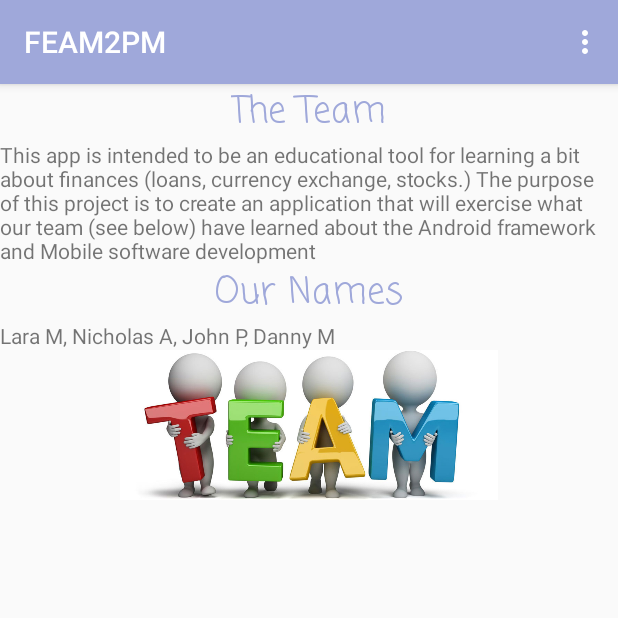
After one commit to Apanian25/am2pm, an Android app: the AboutActivity screen opened directly, with no data from a screen before it, on a phone screen of 412 x 824 dp, the top half of it. The commit adds this screen. Run offline under Robolectric (Android 15) with nearby library versions, the phone set to English and light mode, and no system bars.

Commit message:
add styling and dialog functionality to about page in menu options

```diff
--- a/Stockers/app/build.gradle
+++ b/Stockers/app/build.gradle
@@ -21,6 +21,7 @@ android {
 dependencies {
     implementation fileTree(dir: 'libs', include: ['*.jar'])
     implementation 'com.android.support.constraint:constraint-layout:1.1.3'
+    implementation 'com.android.support:appcompat-v7:28.0.0'
     testImplementation 'junit:junit:4.12'
     androidTestImplementation 'com.android.support.test:runner:1.0.2'
     androidTestImplementation 'com.android.support.test.espresso:espresso-core:3.0.2'
--- a/Stockers/app/src/main/AndroidManifest.xml
+++ b/Stockers/app/src/main/AndroidManifest.xml
@@ -16,6 +16,7 @@
                 <category android:name="android.intent.category.LAUNCHER" />
             </intent-filter>
         </activity>
+        <activity android:name=".AboutActivity"></activity>
     </application>
 
 </manifest>
--- /dev/null
+++ b/Stockers/app/src/main/java/com/dawson/jonat/stockers/AboutActivity.java
@@ -0,0 +1,33 @@
+package com.dawson.jonat.stockers;
+
+import android.app.Activity;
+import android.app.AlertDialog;
+import android.os.Bundle;
+import android.view.View;
+
+import com.dawson.jonat.stockers.Menu.Menus;
+
+public class AboutActivity extends Menus {
+
+    @Override
+    protected void onCreate(Bundle savedInstanceState) {
+        super.onCreate(savedInstanceState);
+        setContentView(R.layout.activity_about);
+    }
+
+    /**
+     * Must override the onPause method - don't let the user call about activity from the about acitivty
+     */
+    @Override
+    public void onPause(){
+        super.onPause();
+
+    }
+
+    public void showDialog(View view) {
+        AlertDialog.Builder builder = new AlertDialog.Builder(this);
+        builder.setMessage(R.string.dialog_string)
+                .setTitle(R.string.dialog_title);
+        builder.create().show();
+    }
+}
--- a/Stockers/app/src/main/java/com/dawson/jonat/stockers/MainActivity.java
+++ b/Stockers/app/src/main/java/com/dawson/jonat/stockers/MainActivity.java
@@ -3,7 +3,9 @@ package com.dawson.jonat.stockers;
 import android.app.Activity;
 import android.os.Bundle;
 
-public class MainActivity extends Activity {
+import com.dawson.jonat.stockers.Menu.Menus;
+
+public class MainActivity extends Menus {
 
     @Override
     protected void onCreate(Bundle savedInstanceState) {
--- /dev/null
+++ b/Stockers/app/src/main/java/com/dawson/jonat/stockers/Menu/Menus.java
@@ -0,0 +1,65 @@
+package com.dawson.jonat.stockers.Menu;
+
+import android.app.Activity;
+import android.content.Intent;
+import android.net.Uri;
+import android.os.Bundle;
+import android.support.v7.app.AppCompatActivity;
+import android.view.Menu;
+import android.view.MenuItem;
+
+import com.dawson.jonat.stockers.AboutActivity;
+import com.dawson.jonat.stockers.R;
+
+import java.net.URI;
+
+public class Menus extends AppCompatActivity {
+    @Override
+    protected void onCreate(Bundle savedInstanceState) {
+        super.onCreate(savedInstanceState);
+    }
+
+    /**
+     * Inflating the main_menu
+     *
+     * @param menu
+     * @return
+     */
+    @Override
+    public boolean onCreateOptionsMenu(android.view.Menu menu) {
+        getMenuInflater().inflate(R.menu.menu, menu);
+        return true;
+    }
+
+    /**
+     * Giving functionality to each option in the menu
+     */
+    @Override
+    public boolean onOptionsItemSelected(MenuItem item) {
+        switch (item.getItemId()) {
+            case R.id.about:
+                launchAboutActivity();
+                return true;
+            case R.id.dawson_website:
+                launchDawsonWebsiteActivity();
+            default:
+                return super.onOptionsItemSelected(item);
+        }
+    }
+
+    /**
+     * Helper method to launch an explicit intent - about activity
+     */
+    private void launchAboutActivity() {
+        Intent i = new Intent(this, AboutActivity.class);
+        this.startActivity(i);
+    }
+
+    /**
+     * Helper method to launch an implicit intent - dawson college official website
+     */
+    private void launchDawsonWebsiteActivity() {
+        Intent i = new Intent(Intent.ACTION_VIEW, Uri.parse(this.getString(R.string.urlToDawson)));
+        this.startActivity(i);
+    }
+}//end class
--- /dev/null
+++ b/Stockers/app/src/main/res/layout/activity_about.xml
@@ -0,0 +1,37 @@
+<?xml version="1.0" encoding="utf-8"?>
+<LinearLayout xmlns:android="http://schemas.android.com/apk/res/android"
+    xmlns:app="http://schemas.android.com/apk/res-auto"
+    xmlns:tools="http://schemas.android.com/tools"
+    android:layout_width="match_parent"
+    android:layout_height="match_parent"
+    tools:context=".AboutActivity"
+    android:textSize="14sp"
+    android:layout_gravity="center"
+    android:orientation="vertical">
+    <TextView
+        android:layout_width="wrap_content"
+        android:layout_height="wrap_content"
+        android:text="@string/team_title"
+        style="@style/text_style"
+        />
+    <TextView
+        android:layout_width="match_parent"
+        android:layout_height="wrap_content"
+        android:text="@string/desc"/>
+    <TextView
+        android:layout_width="wrap_content"
+        android:layout_height="wrap_content"
+        android:text="@string/names_title"
+        style="@style/text_style"/>
+    <TextView
+        android:layout_width="match_parent"
+        android:layout_height="wrap_content"
+        android:text="@string/team"/>
+    <ImageView
+        android:layout_width="wrap_content"
+        android:layout_height="100dp"
+        android:src="@drawable/us"
+        android:layout_gravity="center"
+        android:onClick="showDialog"/>
+
+</LinearLayout>
--- a/Stockers/app/src/main/res/layout/activity_main.xml
+++ b/Stockers/app/src/main/res/layout/activity_main.xml
@@ -1,5 +1,5 @@
 <?xml version="1.0" encoding="utf-8"?>
-<android.support.constraint.ConstraintLayout xmlns:android="http://schemas.android.com/apk/res/android"
+<LinearLayout xmlns:android="http://schemas.android.com/apk/res/android"
     xmlns:app="http://schemas.android.com/apk/res-auto"
     xmlns:tools="http://schemas.android.com/tools"
     android:layout_width="match_parent"
@@ -15,4 +15,4 @@
         app:layout_constraintRight_toRightOf="parent"
         app:layout_constraintTop_toTopOf="parent" />
 
-</android.support.constraint.ConstraintLayout>
+</LinearLayout>
--- /dev/null
+++ b/Stockers/app/src/main/res/menu/menu.xml
@@ -0,0 +1,6 @@
+<?xml version="1.0" encoding="utf-8"?>
+<menu xmlns:android="http://schemas.android.com/apk/res/android">
+    <item android:id="@+id/about" android:title="About"></item>
+    <item android:id="@+id/dawson_website" android:title="Go To Dawson"></item>
+    <item android:id="@+id/settings" android:title="Settings"></item>
+</menu>
--- a/Stockers/app/src/main/res/values/colors.xml
+++ b/Stockers/app/src/main/res/values/colors.xml
@@ -1,6 +1,7 @@
 <?xml version="1.0" encoding="utf-8"?>
 <resources>
-    <color name="colorPrimary">#008577</color>
-    <color name="colorPrimaryDark">#00574B</color>
-    <color name="colorAccent">#D81B60</color>
+    <color name="colorPrimary">#9FA8DA</color>
+    <color name="colorPrimaryDark">#5C6BC0</color>
+    <color name="colorAccent">#FF4081</color>
+
 </resources>
--- a/Stockers/app/src/main/res/values/strings.xml
+++ b/Stockers/app/src/main/res/values/strings.xml
@@ -1,3 +1,11 @@
 <resources>
-    <string name="app_name">Stockers</string>
+    <string name="app_name">FEAM2PM</string>
+    <string name="desc">This app is intended to be an educational tool for learning a bit about finances (loans, currency exchange, stocks.)  The purpose of this project is to create an application
+        that will exercise what our team (see below) have learned about the Android framework and Mobile software development</string>
+    <string name="team">Lara M, Nicholas A, John P, Danny M</string>
+    <string name="urlToDawson">https://www.dawsoncollege.qc.ca</string>
+    <string name="team_title">The Team</string>
+    <string name="names_title">Our Names</string>
+    <string name="dialog_message">We are 3d year compsci students</string>
+    <string name="dialog_title">More about us</string>
 </resources>
--- a/Stockers/app/src/main/res/values/styles.xml
+++ b/Stockers/app/src/main/res/values/styles.xml
@@ -1,8 +1,11 @@
 <resources>
 
     <!-- Base application theme. -->
-    <style name="AppTheme" parent="android:Theme.Material.Light.DarkActionBar">
+    <style name="AppTheme" parent="Theme.AppCompat.Light.DarkActionBar">
         <!-- Customize your theme here. -->
+        <item name="colorPrimary">@color/colorPrimary</item>
+        <item name="colorPrimaryDark">@color/colorPrimaryDark</item>
+        <item name="colorAccent">@color/colorAccent</item>
     </style>
 
 </resources>
--- /dev/null
+++ b/Stockers/app/src/main/res/values/text.xml
@@ -0,0 +1,10 @@
+<resources>
+
+    <style name="text_style" parent="Theme.AppCompat.Light.DarkActionBar">
+        <item name="android:layout_gravity">center</item>
+        <item name="android:fontFamily">casual</item>
+        <item name="android:textSize">24sp</item>
+        <item name="android:textColor">@color/colorPrimary</item>
+    </style>
+
+</resources>
```
Also changed, not shown: Stockers/app/src/main/res/drawable-v24/us.jpg (added), Stockers/app/src/main/res/drawable/about_back.jpg (added).
